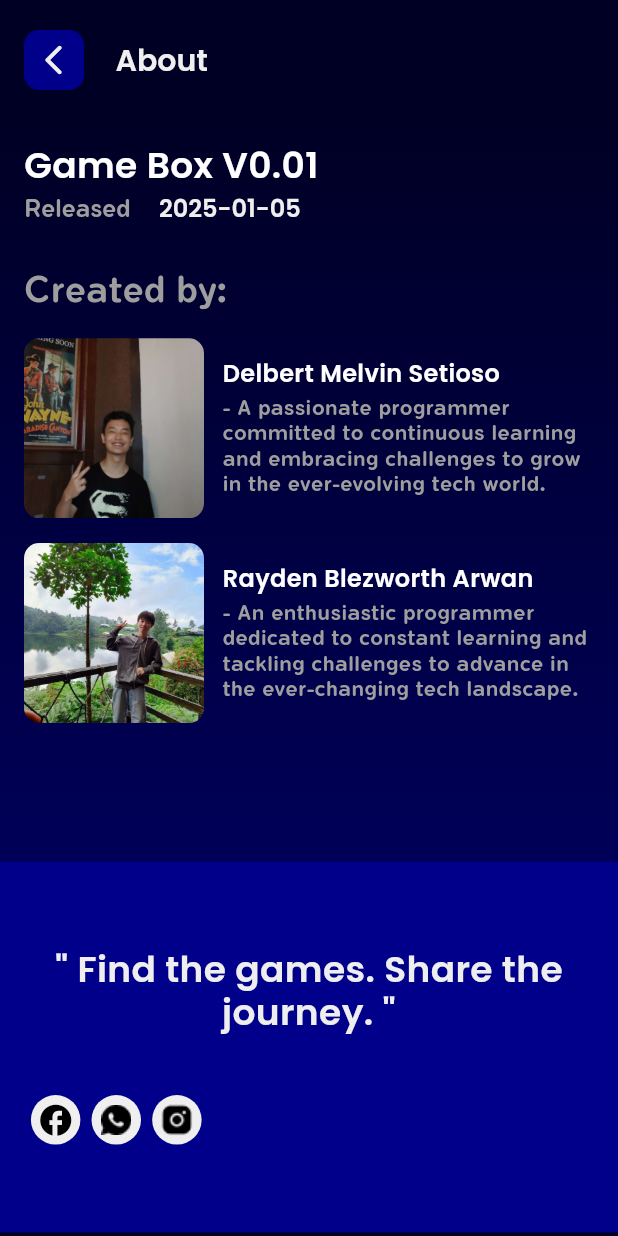
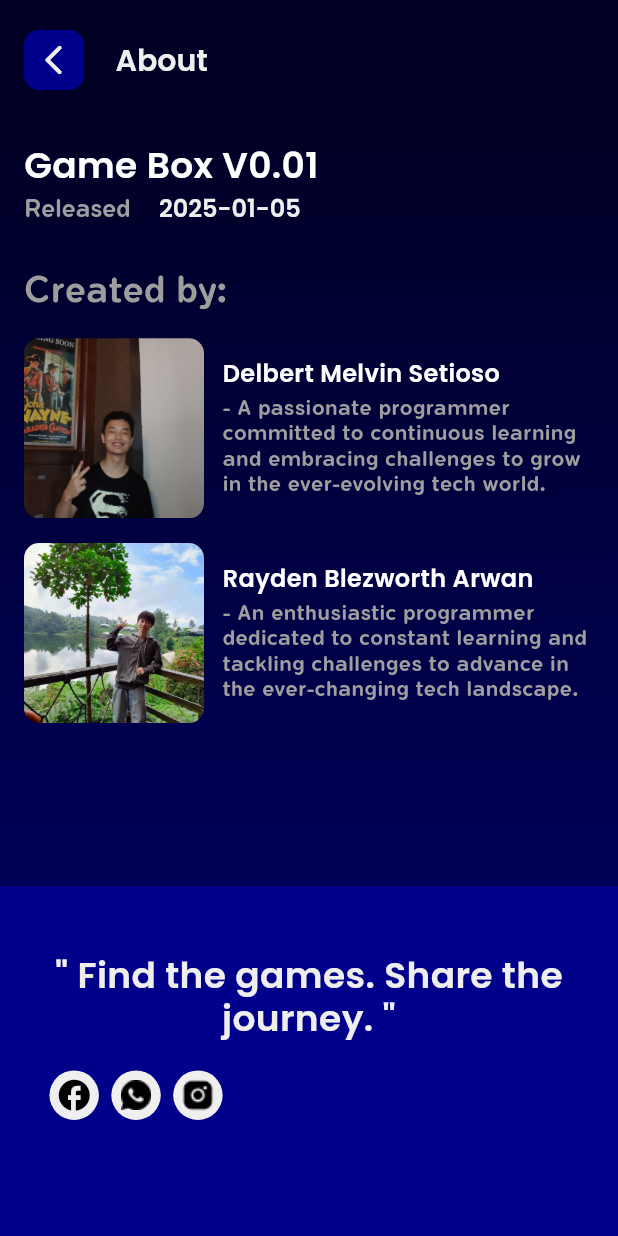
Before and after one commit to bert1209/MCC-LEC, a Flutter app: the AboutPage screen opened by its route, on a phone screen of 412 x 824 dp. Run offline on Flutter 3.47's test engine with Material 3 defaults, Android fonts, the phone set to English and light mode, and no system bars; our stand-ins replace auto_size_text, cloud_firestore, firebase_auth, firebase_core, google_sign_in; accounts and stored records are empty.

Commit message:
kelar bert ui

```diff
--- a/lib/Pages/AboutPage.dart
+++ b/lib/Pages/AboutPage.dart
@@ -47,7 +47,7 @@ class _AboutPageState extends State<AboutPage> {
           children: [
             Container(
               width: screenWidth * 1,
-              height: screenHeight * 0.6,
+              height: screenHeight * 0.62,
               decoration: BoxDecoration(
                 gradient: LinearGradient(
                   colors: [Color(0xFF000025), Color(0xFF000058)], // Start and end colors for the gradient
@@ -202,7 +202,7 @@ class _AboutPageState extends State<AboutPage> {
               color: Color(0xFF00008B),
               child: Column(
                 children: [
-                  SizedBox(height: screenHeight * 0.045),
+                  SizedBox(height: screenHeight * 0.03),
                   Padding(
                     padding: const EdgeInsets.all(20),
                     child: Text(
@@ -218,11 +218,9 @@ class _AboutPageState extends State<AboutPage> {
                     ),
                   ),
 
-                  SizedBox(height: screenHeight * 0.025),
-
                   Row(
                     children: [
-                      SizedBox(width: screenWidth * 0.05),
+                      SizedBox(width: screenWidth * 0.08),
                       Row(
                         children: [
                           GestureDetector(
@@ -243,7 +241,7 @@ class _AboutPageState extends State<AboutPage> {
                               ),
                             ),
                           ),
-                          SizedBox(width: screenWidth * 0.018),
+                          SizedBox(width: screenWidth * 0.02),
                           GestureDetector(
                             onTap: () {
                               // Add your action here, e.g., open WhatsApp
@@ -262,7 +260,7 @@ class _AboutPageState extends State<AboutPage> {
                               ),
                             ),
                           ),
-                          SizedBox(width: screenWidth * 0.018),
+                          SizedBox(width: screenWidth * 0.02),
                           GestureDetector(
                             onTap: () {
                               // Add your action here, e.g., open Instagram
```
